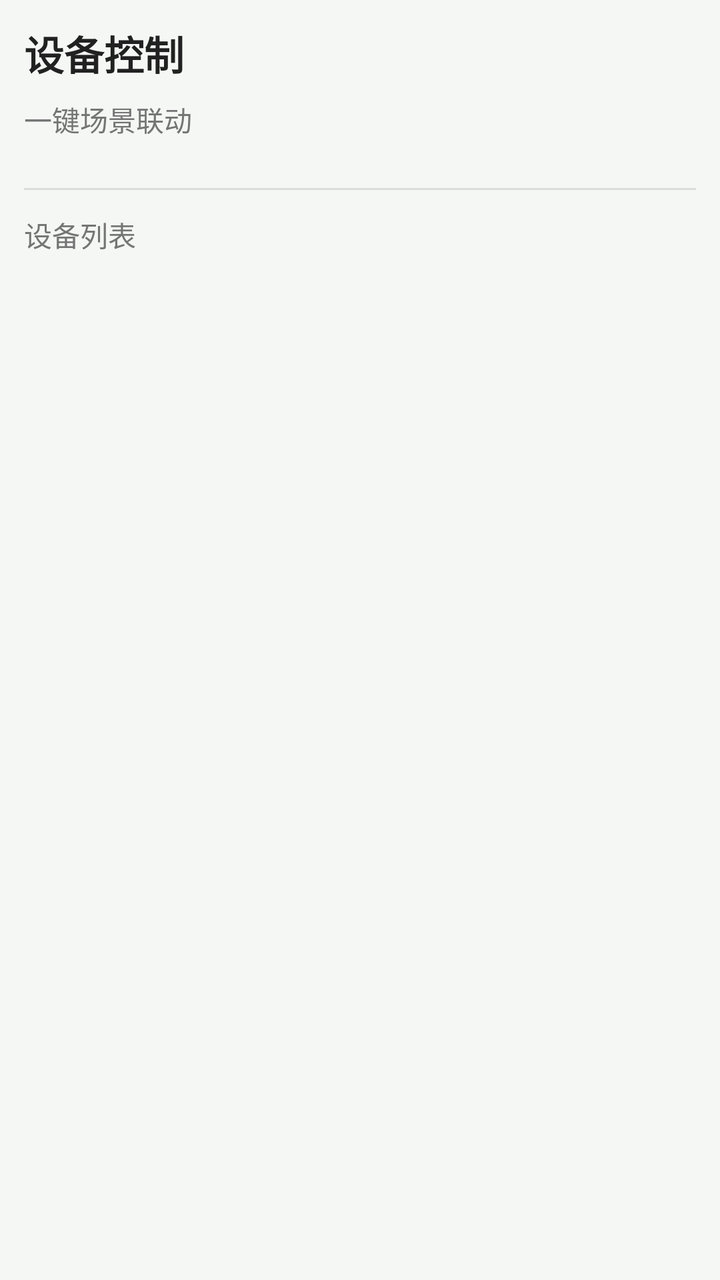
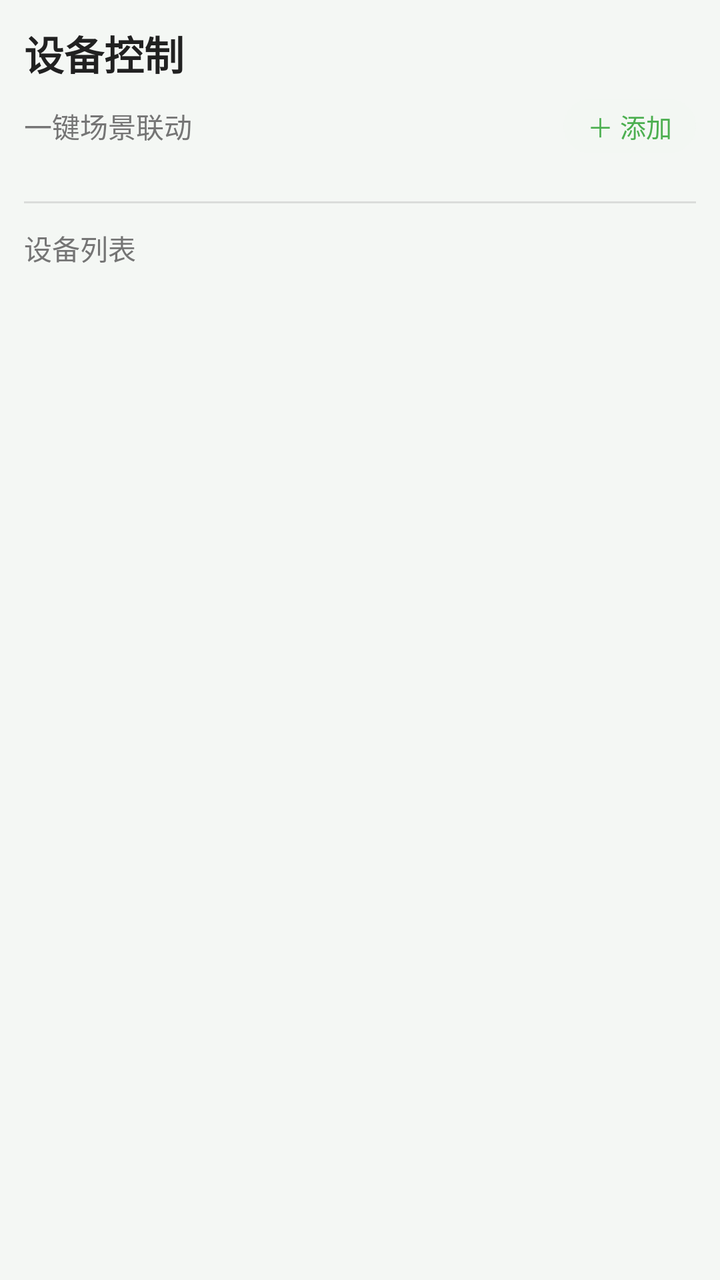

Two renders of the same Android screen: before a commit and after it. Below are the layout's source before the change and the commit's diff.
<!-- AndroidManifest.xml: application theme Theme.SmartGreenhouse -->
<!-- res/layout/fragment_control.xml -->
<?xml version="1.0" encoding="utf-8"?>
<ScrollView xmlns:android="http://schemas.android.com/apk/res/android"
    xmlns:app="http://schemas.android.com/apk/res-auto"
    android:layout_width="match_parent"
    android:layout_height="match_parent"
    android:background="@color/bg_page"
    android:fillViewport="true">

    <LinearLayout
        android:layout_width="match_parent"
        android:layout_height="wrap_content"
        android:orientation="vertical"
        android:padding="12dp">

        
        <TextView
            android:layout_width="wrap_content"
            android:layout_height="wrap_content"
            android:text="设备控制"
            android:textColor="@color/on_surface"
            android:textSize="20sp"
            android:textStyle="bold"
            android:layout_marginBottom="8dp" />

        
        <TextView
            android:layout_width="wrap_content"
            android:layout_height="wrap_content"
            android:text="一键场景联动"
            android:textColor="@color/text_secondary"
            android:textSize="14sp"
            android:layout_marginBottom="8dp" />

        <androidx.recyclerview.widget.RecyclerView
            android:id="@+id/rv_scenes"
            android:layout_width="match_parent"
            android:layout_height="wrap_content"
            android:orientation="horizontal"
            android:layout_marginBottom="4dp" />

        <TextView
            android:id="@+id/tv_scenes_empty"
            android:layout_width="match_parent"
            android:layout_height="wrap_content"
            android:text="暂无预设场景"
            android:textColor="@color/text_secondary"
            android:textSize="13sp"
            android:gravity="center"
            android:padding="16dp"
            android:visibility="gone" />

        
        <View
            android:layout_width="match_parent"
            android:layout_height="1dp"
            android:background="@color/text_secondary"
            android:alpha="0.2"
            android:layout_marginVertical="12dp" />

        
        <TextView
            android:layout_width="wrap_content"
            android:layout_height="wrap_content"
            android:text="设备列表"
            android:textColor="@color/text_secondary"
            android:textSize="14sp"
            android:layout_marginBottom="8dp" />

        <androidx.recyclerview.widget.RecyclerView
            android:id="@+id/rv_devices"
            android:layout_width="match_parent"
            android:layout_height="wrap_content"
            android:nestedScrollingEnabled="false" />

        <TextView
            android:id="@+id/tv_devices_empty"
            android:layout_width="match_parent"
            android:layout_height="wrap_content"
            android:text="暂无设备"
            android:textColor="@color/text_secondary"
            android:textSize="13sp"
            android:gravity="center"
            android:padding="16dp"
            android:visibility="gone" />

        
        <ProgressBar
            android:id="@+id/progress_bar"
            android:layout_width="wrap_content"
            android:layout_height="wrap_content"
            android:layout_gravity="center"
            android:layout_margin="16dp"
            android:visibility="gone" />

    </LinearLayout>
</ScrollView>
<!-- resources referenced by this layout -->
<resources>
  <color name="bg_page">#FFF4F7F4</color>
  <color name="on_surface">#FF212121</color>
  <color name="text_secondary">#FF757575</color>
  <style name="Theme.SmartGreenhouse" parent="Theme.MaterialComponents.Light.NoActionBar.Bridge">
          <item name="colorPrimary">@color/primary</item>
          <item name="colorPrimaryDark">@color/primary_dark</item>
          <item name="colorAccent">@color/accent</item>
          <item name="android:statusBarColor">@color/primary_dark</item>
          <item name="android:navigationBarColor">@color/surface</item>
          <item name="android:windowBackground">@color/background</item>
      </style>
  <color name="primary">#FF4CAF50</color>
  <color name="primary_dark">#FF388E3C</color>
  <color name="accent">#FF00BCD4</color>
  <color name="surface">#FFFFFFFF</color>
  <color name="background">#FFF5F5F5</color>
</resources>

<!-- the commit's change to res/layout/fragment_control.xml (unified diff, before → after) -->
@@ -23,13 +23,34 @@
             android:layout_marginBottom="8dp" />
 
         
-        <TextView
-            android:layout_width="wrap_content"
+        <LinearLayout
+            android:layout_width="match_parent"
             android:layout_height="wrap_content"
-            android:text="一键场景联动"
-            android:textColor="@color/text_secondary"
-            android:textSize="14sp"
-            android:layout_marginBottom="8dp" />
+            android:orientation="horizontal"
+            android:gravity="center_vertical"
+            android:layout_marginBottom="8dp">
+
+            <TextView
+                android:layout_width="0dp"
+                android:layout_height="wrap_content"
+                android:layout_weight="1"
+                android:text="一键场景联动"
+                android:textColor="@color/text_secondary"
+                android:textSize="14sp" />
+
+            <TextView
+                android:id="@+id/btn_add_scene"
+                android:layout_width="wrap_content"
+                android:layout_height="wrap_content"
+                android:paddingHorizontal="12dp"
+                android:paddingVertical="4dp"
+                android:background="@drawable/bg_icon_chip_green"
+                android:text="＋ 添加"
+                android:textColor="@color/primary"
+                android:textSize="13sp"
+                android:clickable="true"
+                android:focusable="true" />
+        </LinearLayout>
 
         <androidx.recyclerview.widget.RecyclerView
             android:id="@+id/rv_scenes"
<!-- resource entries referenced after the edit -->
@@ -2,7 +2,14 @@
 <resources>
   <color name="bg_page">#FFF4F7F4</color>
   <color name="on_surface">#FF212121</color>
+  <color name="primary">#FF4CAF50</color>
   <color name="text_secondary">#FF757575</color>
+  <!-- drawable bg_icon_chip_green (drawable) -->
+  <?xml version="1.0" encoding="utf-8"?>
+  <shape xmlns:android="http://schemas.android.com/apk/res/android">
+      <solid android:color="#1DE8F5E9" />
+      <corners android:radius="14dp" />
+  </shape>
   <style name="Theme.SmartGreenhouse" parent="Theme.MaterialComponents.Light.NoActionBar.Bridge">
           <item name="colorPrimary">@color/primary</item>
           <item name="colorPrimaryDark">@color/primary_dark</item>
@@ -11,7 +18,6 @@
           <item name="android:navigationBarColor">@color/surface</item>
           <item name="android:windowBackground">@color/background</item>
       </style>
-  <color name="primary">#FF4CAF50</color>
   <color name="primary_dark">#FF388E3C</color>
   <color name="accent">#FF00BCD4</color>
   <color name="surface">#FFFFFFFF</color>
